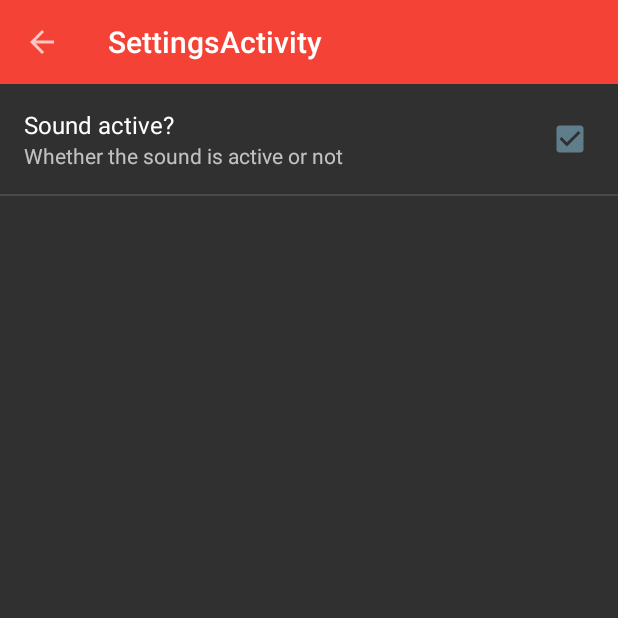
After one commit to dielsonsales/OpenPomodoro, an Android app: the SettingsActivity screen opened directly, with no data from a screen before it, on a phone screen of 412 x 824 dp, the top half of it. The commit adds this screen. Run offline under Robolectric (Android 15) with nearby library versions, the phone set to English and light mode, and no system bars.

Commit message:
Create settings activity

```diff
--- /dev/null
+++ b/app/src/main/java/me/dielsonsales/app/openpomodoro/views/SettingsActivity.java
@@ -0,0 +1,33 @@
+package me.dielsonsales.app.openpomodoro.views;
+
+import android.os.Bundle;
+import android.preference.PreferenceFragment;
+import android.support.v7.app.ActionBar;
+import android.support.v7.app.AppCompatActivity;
+import android.support.v7.widget.Toolbar;
+
+import me.dielsonsales.app.openpomodoro.R;
+
+public class SettingsActivity extends AppCompatActivity {
+
+    @Override
+    protected void onCreate(Bundle savedInstanceState) {
+        super.onCreate(savedInstanceState);
+        setContentView(R.layout.activity_settings);
+        Toolbar toolbar = (Toolbar) findViewById(R.id.settings_toolbar);
+        setSupportActionBar(toolbar);
+        ActionBar actionBar = getSupportActionBar();
+        if (actionBar != null) {
+            actionBar.setDisplayHomeAsUpEnabled(true);
+        }
+    }
+
+    public static class SettingsFragment extends PreferenceFragment {
+        @Override
+        public void onCreate(Bundle savedInstanceState) {
+            super.onCreate(savedInstanceState);
+            addPreferencesFromResource(R.xml.preferences);
+        }
+    }
+
+}
--- /dev/null
+++ b/app/src/main/res/layout/activity_settings.xml
@@ -0,0 +1,22 @@
+<?xml version="1.0" encoding="utf-8"?>
+<LinearLayout
+    xmlns:android="http://schemas.android.com/apk/res/android"
+    xmlns:tools="http://schemas.android.com/tools"
+    android:layout_width="match_parent"
+    android:layout_height="match_parent"
+    android:orientation="vertical"
+    tools:context="me.dielsonsales.app.openpomodoro.views.SettingsActivity">
+
+    <android.support.v7.widget.Toolbar
+        android:id="@+id/settings_toolbar"
+        android:background="@color/colorPrimary"
+        android:layout_width="match_parent"
+        android:layout_height="?attr/actionBarSize"/>
+
+    <fragment
+        android:id="@+id/settings_fragment"
+        class="me.dielsonsales.app.openpomodoro.views.SettingsActivity$SettingsFragment"
+        android:layout_width="match_parent"
+        android:layout_height="match_parent"/>
+
+</LinearLayout>
--- a/app/src/main/res/values/strings.xml
+++ b/app/src/main/res/values/strings.xml
@@ -4,4 +4,5 @@
 
     <!-- TODO: Remove or change this placeholder text -->
     <string name="hello_blank_fragment">Hello blank fragment</string>
+    <string name="title_activity_settings">SettingsActivity</string>
 </resources>
--- a/app/src/main/res/values/styles.xml
+++ b/app/src/main/res/values/styles.xml
@@ -1,17 +1,19 @@
 <resources>
 
     <!-- Base application theme. -->
-    <style name="AppTheme" parent="Theme.AppCompat">
+    <style name="AppTheme" parent="Theme.AppCompat.NoActionBar">
         <!-- Customize your theme here. -->
         <item name="colorPrimary">@color/colorPrimary</item>
         <item name="colorPrimaryDark">@color/colorPrimaryDark</item>
         <item name="colorAccent">@color/colorAccent</item>
-    </style>
-
-    <style name="AppTheme.NoActionBar">
         <item name="windowActionBar">false</item>
         <item name="windowNoTitle">true</item>
     </style>
+
+    <!--<style name="AppTheme.NoActionBar">-->
+        <!--<item name="windowActionBar">false</item>-->
+        <!--<item name="windowNoTitle">true</item>-->
+    <!--</style>-->
 
     <style name="AppTheme.AppBarOverlay" parent="ThemeOverlay.AppCompat.Dark.ActionBar" />
 
--- /dev/null
+++ b/app/src/main/res/xml/preferences.xml
@@ -0,0 +1,8 @@
+<?xml version="1.0" encoding="utf-8"?>
+<PreferenceScreen xmlns:android="http://schemas.android.com/apk/res/android">
+    <CheckBoxPreference
+        android:key="pref_sound"
+        android:title="Sound active?"
+        android:summary="Whether the sound is active or not"
+        android:defaultValue="true" />
+</PreferenceScreen>
```
Also changed, not shown: app/src/main/AndroidManifest.xml (+15 -7 lines), app/src/main/java/me/dielsonsales/app/openpomodoro/MainActivity.java (+24 -0 lines), app/src/main/res/menu/main_activity_menu.xml (added, +9 -0 lines), app/src/main/res/drawable-hdpi/ic_settings_white_24dp.png (added), app/src/main/res/drawable-mdpi/ic_settings_white_24dp.png (added), app/src/main/res/drawable-xhdpi/ic_settings_white_24dp.png (added), app/src/main/res/drawable-xxhdpi/ic_settings_white_24dp.png (added).
